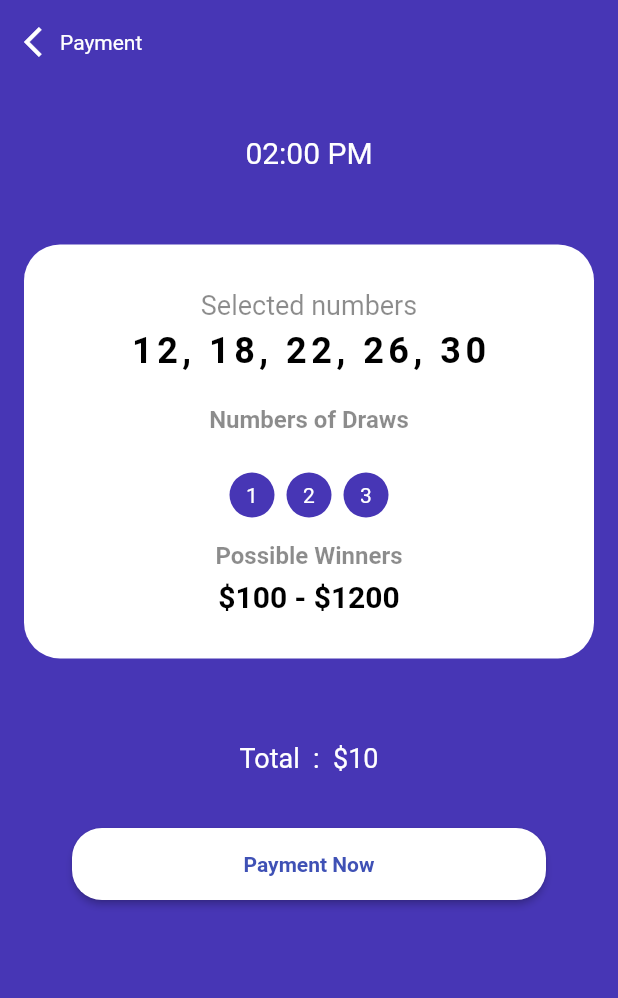
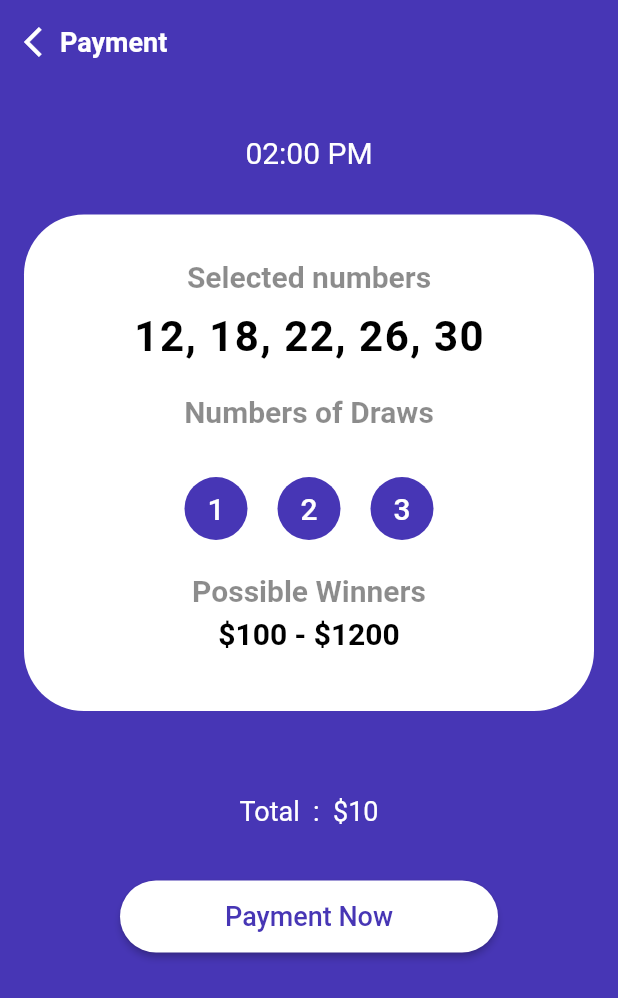
Before and after one commit to Logic2019/lottery_ui, a Flutter app: the PaymentPage screen opened directly, on a phone screen of 412 x 824 dp. Shown: the top 998 px of the screen. Run offline on Flutter 3.47's test engine with Material 2 defaults, Android fonts, the phone set to English and light mode, and no system bars.

Commit message:
minimal changes

```diff
--- a/lib/ui/payment/payment_page.dart
+++ b/lib/ui/payment/payment_page.dart
@@ -44,7 +44,10 @@ class _PaymentPageState extends State<PaymentPage> {
                     ),
                     Text(
                       payment,
-                      style: TextStyle(color: Colors.white),
+                      style: TextStyle(
+                          color: Colors.white,
+                          fontSize: eighteenDp,
+                          fontWeight: FontWeight.bold),
                     )
                   ],
                 ),
@@ -52,7 +55,7 @@ class _PaymentPageState extends State<PaymentPage> {
               // SizedBox(height: fiftyDp,),
               //time
               Padding(
-                padding: const EdgeInsets.symmetric(vertical: fiftyDp),
+                padding: const EdgeInsets.only(top: fiftyDp, bottom: thirtyDp),
                 child: Center(
                   child: Text(
                     twoPm,
@@ -90,17 +93,19 @@ class _PaymentPageState extends State<PaymentPage> {
       width: MediaQuery.of(context).size.width,
       margin: EdgeInsets.symmetric(horizontal: sixteenDp),
       decoration: BoxDecoration(
-          color: Colors.white,
-          borderRadius: BorderRadius.circular(twentyFourDp)),
+          color: Colors.white, borderRadius: BorderRadius.circular(40)),
       child: Column(
         crossAxisAlignment: CrossAxisAlignment.center,
         mainAxisAlignment: MainAxisAlignment.center,
         children: [
           Padding(
-            padding: const EdgeInsets.only(top: thirtyDp),
+            padding: const EdgeInsets.only(top: thirtyDp, bottom: sixDp),
             child: Text(
               selectNumbers,
-              style: TextStyle(color: Colors.black45, fontSize: eighteenDp),
+              style: TextStyle(
+                  color: Colors.black45,
+                  fontSize: twentyDp,
+                  fontWeight: FontWeight.bold),
             ),
           ),
           Padding(
@@ -108,10 +113,10 @@ class _PaymentPageState extends State<PaymentPage> {
             child: Text(
               numbers,
               style: TextStyle(
-                  letterSpacing: 3,
+                  letterSpacing: 1,
                   color: Colors.black,
                   fontWeight: FontWeight.bold,
-                  fontSize: twentyFourDp),
+                  fontSize: 28),
             ),
           ),
           Padding(
@@ -121,7 +126,7 @@ class _PaymentPageState extends State<PaymentPage> {
               style: TextStyle(
                   color: Colors.black45,
                   fontWeight: FontWeight.bold,
-                  fontSize: sixteenDp),
+                  fontSize: 20),
             ),
           ),
           Row(
@@ -138,7 +143,7 @@ class _PaymentPageState extends State<PaymentPage> {
               possibleWinners,
               style: TextStyle(
                   color: Colors.black45,
-                  fontSize: sixteenDp,
+                  fontSize: twentyDp,
                   fontWeight: FontWeight.bold),
             ),
           ),
@@ -153,7 +158,7 @@ class _PaymentPageState extends State<PaymentPage> {
                 fontWeight: FontWeight.bold),
           ),
           SizedBox(
-            height: thirtyDp,
+            height: fortyDp,
           ),
         ],
       ),
@@ -163,16 +168,19 @@ class _PaymentPageState extends State<PaymentPage> {
   //rounded numbers
   Widget buildRoundContainerWithNumber(number) {
     return Container(
-      width: thirtyDp,
-      height: thirtyDp,
-      margin: EdgeInsets.symmetric(horizontal: fourDp, vertical: tenDp),
+      width: 42,
+      height: 42,
+      margin: EdgeInsets.symmetric(horizontal: tenDp, vertical: sixteenDp),
       decoration: BoxDecoration(
           color: Color(0xFF4736B5),
           borderRadius: BorderRadius.circular(twentyFourDp)),
       child: Center(
           child: Text(
         "$number",
-        style: TextStyle(color: Colors.white),
+        style: TextStyle(
+            color: Colors.white,
+            fontWeight: FontWeight.w500,
+            fontSize: twentyDp),
       )),
     );
   }
@@ -182,7 +190,7 @@ class _PaymentPageState extends State<PaymentPage> {
     return Container(
       width: MediaQuery.of(context).size.width,
       height: fortyEightDp,
-      margin: EdgeInsets.symmetric(horizontal: fortyEightDp),
+      margin: EdgeInsets.symmetric(horizontal: eightyDp),
       child: MaterialButton(
         onPressed: () {
           Navigator.of(context)
@@ -190,12 +198,12 @@ class _PaymentPageState extends State<PaymentPage> {
         },
         child: Text(
           paymentNow,
-          style: TextStyle(fontWeight: FontWeight.bold),
+          style: TextStyle(fontWeight: FontWeight.w500, fontSize: eighteenDp),
         ),
-        textColor: Colors.indigo,
+        textColor: Color(0xFF4736B5),
         color: Colors.white,
         shape: RoundedRectangleBorder(
-            borderRadius: BorderRadius.circular(twentyDp)),
+            borderRadius: BorderRadius.circular(thirtyDp)),
       ),
     );
   }
```
